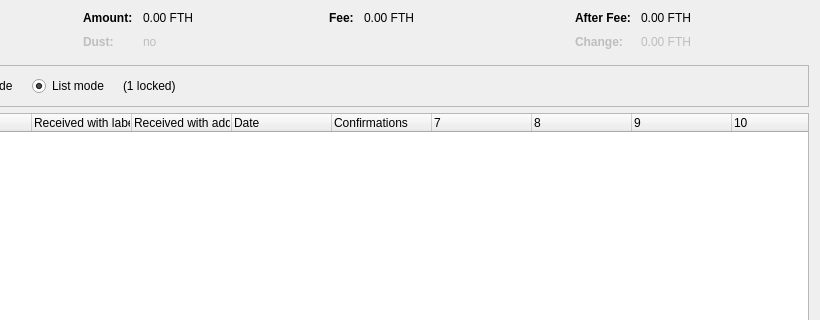
Above: src/qt/forms/coincontroldialog.ui from LucienZerger/straya-coin-dev before the change; both pictures show x 180 to 1000 and y 0 to 320 of the 1000 by 500 pixel window. Below: the same form after it.
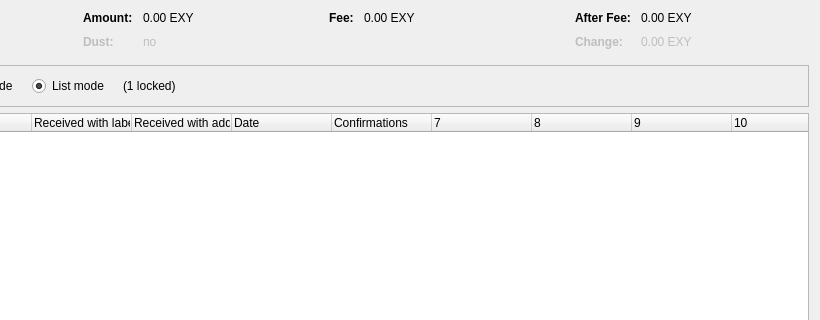
That is the form after the change. Custom widgets are drawn as their Qt base class.

Diff of the .ui file:
```diff
--- a/src/qt/forms/coincontroldialog.ui
+++ b/src/qt/forms/coincontroldialog.ui
@@ -132,7 +132,7 @@
           <enum>Qt::ActionsContextMenu</enum>
          </property>
          <property name="text">
-          <string notr="true">0.00 FTH</string>
+          <string notr="true">0.00 EXY</string>
          </property>
          <property name="textInteractionFlags">
           <set>Qt::LinksAccessibleByMouse|Qt::TextSelectableByKeyboard|Qt::TextSelectableByMouse</set>
@@ -212,7 +212,7 @@
           <enum>Qt::ActionsContextMenu</enum>
          </property>
          <property name="text">
-          <string notr="true">0.00 FTH</string>
+          <string notr="true">0.00 EXY</string>
          </property>
          <property name="textInteractionFlags">
           <set>Qt::LinksAccessibleByMouse|Qt::TextSelectableByKeyboard|Qt::TextSelectableByMouse</set>
@@ -257,7 +257,7 @@
           <enum>Qt::ActionsContextMenu</enum>
          </property>
          <property name="text">
-          <string notr="true">0.00 FTH</string>
+          <string notr="true">0.00 EXY</string>
          </property>
          <property name="textInteractionFlags">
           <set>Qt::LinksAccessibleByMouse|Qt::TextSelectableByKeyboard|Qt::TextSelectableByMouse</set>
@@ -292,7 +292,7 @@
           <enum>Qt::ActionsContextMenu</enum>
          </property>
          <property name="text">
-          <string notr="true">0.00 FTH</string>
+          <string notr="true">0.00 EXY</string>
          </property>
          <property name="textInteractionFlags">
           <set>Qt::LinksAccessibleByMouse|Qt::TextSelectableByKeyboard|Qt::TextSelectableByMouse</set>
```
